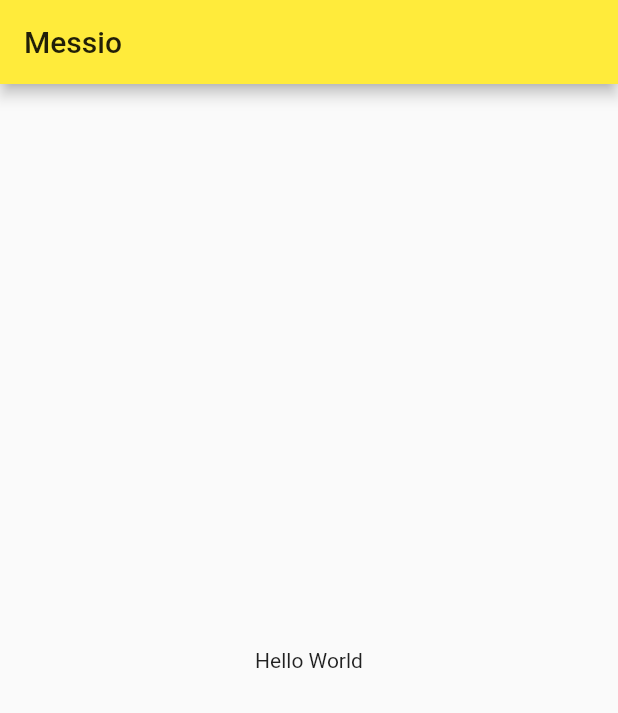
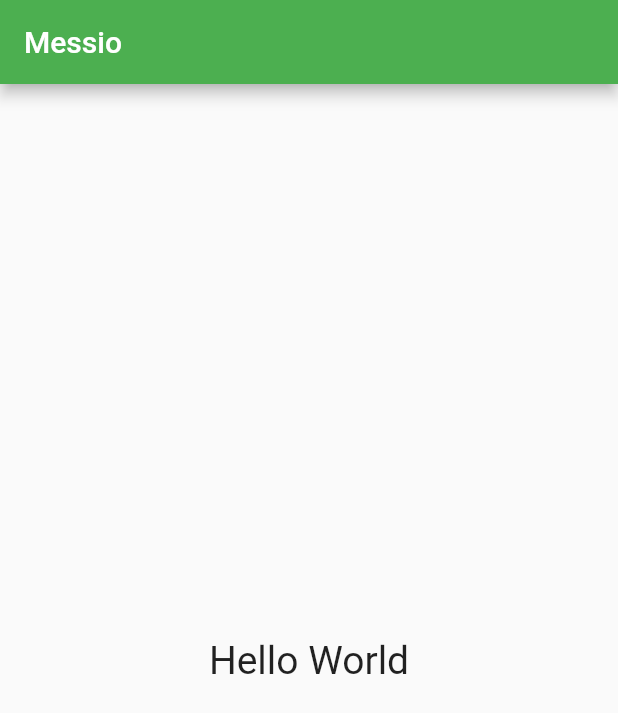
Before and after one commit to docbohanh/Messio, a Flutter app: the screen it shows after launch, on a phone screen of 412 x 824 dp. Shown: the top 713 px of the screen. Run offline on Flutter 3.47's test engine with Material 2 defaults, Android fonts, the phone set to English and light mode, and no system bars.

Commit message:
edit home screen

```diff
--- a/messio/lib/main.dart
+++ b/messio/lib/main.dart
@@ -10,16 +10,7 @@ class MyApp extends StatelessWidget {
       debugShowCheckedModeBanner: false,
       title: 'Messio',
       theme: ThemeData(
-        // This is the theme of your application.
-        //
-        // Try running your application with "flutter run". You'll see the
-        // application has a blue toolbar. Then, without quitting the app, try
-        // changing the primarySwatch below to Colors.green and then invoke
-        // "hot reload" (press "r" in the console where you ran "flutter run",
-        // or simply save your changes to "hot reload" in a Flutter IDE).
-        // Notice that the counter didn't reset back to zero; the application
-        // is not restarted.
-        primarySwatch: Colors.yellow,
+        primarySwatch: Colors.green,
       ),
       home: MyHomePage(title: 'Messio'),
     );
@@ -29,15 +20,6 @@ class MyApp extends StatelessWidget {
 class MyHomePage extends StatefulWidget {
   MyHomePage({Key key, this.title}) : super(key: key);
 
-  // This widget is the home page of your application. It is stateful, meaning
-  // that it has a State object (defined below) that contains fields that affect
-  // how it looks.
-
-  // This class is the configuration for the state. It holds the values (in this
-  // case the title) provided by the parent (in this case the App widget) and
-  // used by the build method of the State. Fields in a Widget subclass are
-  // always marked "final".
-
   final String title;
 
   @override
@@ -45,37 +27,28 @@ class MyHomePage extends StatefulWidget {
 }
 
 class _MyHomePageState extends State<MyHomePage> {
-  int _counter = 0;
-
-  void _incrementCounter() {
-    setState(() {
-      // This call to setState tells the Flutter framework that something has
-      // changed in this State, which causes it to rerun the build method below
-      // so that the display can reflect the updated values. If we changed
-      // _counter without calling setState(), then the build method would not be
-      // called again, and so nothing would appear to happen.
-      _counter++;
-    });
-  }
+//  int _counter = 0;
+//
+//  void _incrementCounter() {
+//    setState(() {
+//      // This call to setState tells the Flutter framework that something has
+//      // changed in this State, which causes it to rerun the build method below
+//      // so that the display can reflect the updated values. If we changed
+//      // _counter without calling setState(), then the build method would not be
+//      // called again, and so nothing would appear to happen.
+//      _counter++;
+//    });
+//  }
 
   @override
   Widget build(BuildContext context) {
-    // This method is rerun every time setState is called, for instance as done
-    // by the _incrementCounter method above.
-    //
-    // The Flutter framework has been optimized to make rerunning build methods
-    // fast, so that you can just rebuild anything that needs updating rather
-    // than having to individually change instances of widgets.
+
     return Scaffold(
       appBar: AppBar(
-        // Here we take the value from the MyHomePage object that was created by
-        // the App.build method, and use it to set our appbar title.
         title: Text(widget.title),
       ),
       body: Center(
-        // Center is a layout widget. It takes a single child and positions it
-        // in the middle of the parent.
-        child: Text("Hello World"),
+        child: Text("Hello World", style: TextStyle(fontSize: 26)),
       ),
 //      floatingActionButton: FloatingActionButton(
 //        onPressed: _incrementCounter,
```
